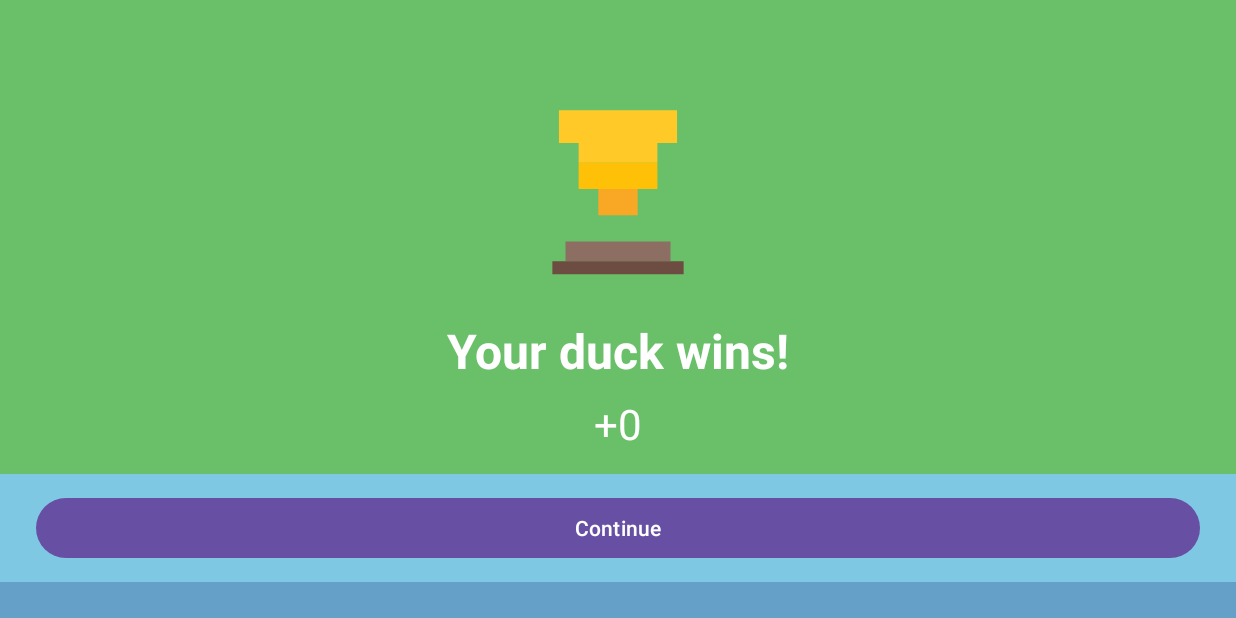
After one commit to KimCu142/DuckRace, an Android app: the BetResultWinActivity screen opened directly, with no data from a screen before it, on a phone screen of 824 x 412 dp (held sideways). The commit adds this screen. Run offline under Robolectric (Android 15) with nearby library versions, the phone set to English and light mode, and no system bars; our stand-ins replace Firebase (no records; nobody signed in at launch, a user with empty details on screens opened directly).

Commit message:
feat: implement dedicated bet result screens and navigation
- Introduce BetResultWinActivity and BetResultLoseActivity for displaying race outcomes.
- Update MainActivity to navigate to the appropriate result screen based on the race outcome.
- Refactor showWinner method to navigate instead of displaying a popup.
- Adjust AndroidManifest.xml to include new activities with landscape orientation.

```diff
--- /dev/null
+++ b/app/src/main/java/com/example/duckrace/BetResultWinActivity.java
@@ -0,0 +1,117 @@
+package com.example.duckrace;
+
+import android.animation.ObjectAnimator;
+import android.animation.ValueAnimator;
+import android.graphics.Color;
+import android.view.View;
+import android.view.ViewGroup;
+import android.media.MediaPlayer;
+import android.os.Bundle;
+import android.view.animation.AccelerateDecelerateInterpolator;
+import android.widget.Button;
+import android.widget.ImageView;
+import android.widget.TextView;
+
+import androidx.annotation.Nullable;
+import androidx.appcompat.app.AppCompatActivity;
+
+public class BetResultWinActivity extends AppCompatActivity {
+
+    private MediaPlayer music;
+
+    @Override
+    protected void onCreate(@Nullable Bundle savedInstanceState) {
+        super.onCreate(savedInstanceState);
+        setContentView(R.layout.activity_bet_result_win);
+
+        ImageView imgTrophy = findViewById(R.id.imgTrophy);
+        TextView tvTitle = findViewById(R.id.tvTitle);
+        TextView tvAmount = findViewById(R.id.tvAmount);
+        View confettiLayer = findViewById(R.id.confettiLayer);
+        Button btnContinue = findViewById(R.id.btnContinue);
+
+        int amount = getIntent().getIntExtra("amount", 0);
+        String duckName = getIntent().getStringExtra("duck");
+        if (duckName == null)
+            duckName = "Your duck";
+        tvTitle.setText(duckName + " wins!");
+        tvAmount.setText("+0");
+
+        // Animate: bounce trophy and count-up amount
+        ObjectAnimator scaleX = ObjectAnimator.ofFloat(imgTrophy, "scaleX", 0.6f, 1.1f, 1.0f);
+        ObjectAnimator scaleY = ObjectAnimator.ofFloat(imgTrophy, "scaleY", 0.6f, 1.1f, 1.0f);
+        scaleX.setDuration(900);
+        scaleY.setDuration(900);
+        scaleX.setInterpolator(new AccelerateDecelerateInterpolator());
+        scaleY.setInterpolator(new AccelerateDecelerateInterpolator());
+        scaleX.start();
+        scaleY.start();
+
+        // Count-up animation for coins
+        ValueAnimator counter = ValueAnimator.ofInt(0, amount);
+        counter.setDuration(Math.min(2000, 400 + amount * 10L));
+        counter.addUpdateListener(a -> tvAmount.setText("+" + (Integer) a.getAnimatedValue()));
+        counter.start();
+
+        // Simple confetti: spawn small views that fall
+        spawnConfetti((ViewGroup) confettiLayer, 60);
+
+        // Music on win (uses res/raw/win.mp3)
+        try {
+            music = MediaPlayer.create(this, R.raw.win);
+            if (music != null) {
+                music.setVolume(0.8f, 0.8f);
+                music.start();
+            }
+        } catch (Exception ignored) {
+        }
+
+        btnContinue.setOnClickListener(v -> finish());
+    }
+
+    private void spawnConfetti(ViewGroup layer, int count) {
+        int width = layer.getWidth();
+        int height = layer.getHeight();
+        if (width == 0 || height == 0) {
+            layer.post(() -> spawnConfetti(layer, count));
+            return;
+        }
+        for (int i = 0; i < count; i++) {
+            View dot = new View(this);
+            dot.setBackgroundResource(R.drawable.confetti_particle);
+            int size = (int) (8 + Math.random() * 10);
+            ViewGroup.LayoutParams lp = new ViewGroup.LayoutParams(size, size);
+            dot.setLayoutParams(lp);
+            int startX = (int) (Math.random() * width);
+            dot.setX(startX);
+            dot.setY(-size);
+            layer.addView(dot);
+
+            dot.animate()
+                    .alpha(0.9f)
+                    .setDuration(100)
+                    .withEndAction(() -> {
+                        dot.animate()
+                                .translationY(height + size)
+                                .translationX(startX + (float) ((Math.random() - 0.5) * 200))
+                                .rotationBy((float) ((Math.random() - 0.5) * 360))
+                                .setDuration(1200 + (long) (Math.random() * 800))
+                                .withEndAction(() -> layer.removeView(dot))
+                                .start();
+                    })
+                    .start();
+        }
+    }
+
+    @Override
+    protected void onDestroy() {
+        super.onDestroy();
+        if (music != null) {
+            try {
+                music.release();
+            } catch (Exception ignored) {
+            }
+            music = null;
+        }
+    }
+}
--- /dev/null
+++ b/app/src/main/res/drawable/confetti_particle.xml
@@ -0,0 +1,5 @@
+<?xml version="1.0" encoding="utf-8"?>
+<shape xmlns:android="http://schemas.android.com/apk/res/android" android:shape="rectangle">
+    <size android:width="6dp" android:height="6dp"/>
+    <solid android:color="#FFFFFF"/>
+</shape>
--- /dev/null
+++ b/app/src/main/res/drawable/ic_pixel_trophy.xml
@@ -0,0 +1,13 @@
+<?xml version="1.0" encoding="utf-8"?>
+<vector xmlns:android="http://schemas.android.com/apk/res/android"
+    android:width="128dp"
+    android:height="128dp"
+    android:viewportWidth="64"
+    android:viewportHeight="64">
+    <!-- simple pixel-art style trophy using rectangles -->
+    <path android:fillColor="#FFCA28" android:pathData="M14,8h36v10h-6v6h-24v-6h-6z"/>
+    <path android:fillColor="#FFC107" android:pathData="M20,24h24v8h-24z"/>
+    <path android:fillColor="#F9A825" android:pathData="M26,32h12v8h-12z"/>
+    <path android:fillColor="#8D6E63" android:pathData="M16,48h32v6h-32z"/>
+    <path android:fillColor="#6D4C41" android:pathData="M12,54h40v4h-40z"/>
+</vector>
--- /dev/null
+++ b/app/src/main/res/drawable/pixel_duck_bg.xml
@@ -0,0 +1,32 @@
+<?xml version="1.0" encoding="utf-8"?>
+<layer-list xmlns:android="http://schemas.android.com/apk/res/android">
+    <item>
+        <shape android:shape="rectangle">
+            <gradient
+                android:type="linear"
+                android:startColor="#6EC3F4"
+                android:endColor="#B3E5FC"
+                android:angle="270" />
+        </shape>
+    </item>
+    <item>
+        <shape android:shape="rectangle">
+            <size android:height="120dp" />
+            <solid android:color="#6ABF69" />
+            <corners android:radius="0dp" />
+            <padding android:top="0dp" />
+        </shape>
+    </item>
+    <item android:gravity="bottom">
+        <shape android:shape="rectangle">
+            <size android:height="96dp" />
+            <solid android:color="#7EC8E3" />
+        </shape>
+    </item>
+    <item android:gravity="bottom">
+        <shape android:shape="rectangle">
+            <size android:height="24dp" />
+            <solid android:color="#65A0C8" />
+        </shape>
+    </item>
+</layer-list>
--- /dev/null
+++ b/app/src/main/res/layout/activity_bet_result_win.xml
@@ -0,0 +1,64 @@
+<?xml version="1.0" encoding="utf-8"?>
+<androidx.constraintlayout.widget.ConstraintLayout xmlns:android="http://schemas.android.com/apk/res/android"
+    xmlns:app="http://schemas.android.com/apk/res-auto"
+    android:layout_width="match_parent"
+    android:layout_height="match_parent"
+    android:background="@drawable/pixel_duck_bg">
+
+    <ImageView
+        android:id="@+id/imgTrophy"
+        android:layout_width="140dp"
+        android:layout_height="140dp"
+        android:src="@drawable/ic_pixel_trophy"
+        app:layout_constraintTop_toTopOf="parent"
+        app:layout_constraintStart_toStartOf="parent"
+        app:layout_constraintEnd_toEndOf="parent"
+        android:layout_marginTop="56dp" />
+
+    <TextView
+        android:id="@+id/tvTitle"
+        android:layout_width="wrap_content"
+        android:layout_height="wrap_content"
+        android:text="You Win!"
+        android:textColor="#FFFFFF"
+        android:textStyle="bold"
+        android:textSize="32sp"
+        app:layout_constraintTop_toBottomOf="@id/imgTrophy"
+        app:layout_constraintStart_toStartOf="parent"
+        app:layout_constraintEnd_toEndOf="parent"
+        android:layout_marginTop="16dp" />
+
+    <TextView
+        android:id="@+id/tvAmount"
+        android:layout_width="wrap_content"
+        android:layout_height="wrap_content"
+        android:text="+100"
+        android:textColor="#FFFFFF"
+        android:textSize="28sp"
+        app:layout_constraintTop_toBottomOf="@id/tvTitle"
+        app:layout_constraintStart_toStartOf="parent"
+        app:layout_constraintEnd_toEndOf="parent"
+        android:layout_marginTop="8dp" />
+
+    <FrameLayout
+        android:id="@+id/confettiLayer"
+        android:layout_width="0dp"
+        android:layout_height="0dp"
+        app:layout_constraintTop_toTopOf="parent"
+        app:layout_constraintBottom_toBottomOf="parent"
+        app:layout_constraintStart_toStartOf="parent"
+        app:layout_constraintEnd_toEndOf="parent"/>
+
+    <Button
+        android:id="@+id/btnContinue"
+        android:layout_width="0dp"
+        android:layout_height="wrap_content"
+        android:text="Continue"
+        app:layout_constraintStart_toStartOf="parent"
+        app:layout_constraintEnd_toEndOf="parent"
+        app:layout_constraintBottom_toBottomOf="parent"
+        android:layout_marginStart="24dp"
+        android:layout_marginEnd="24dp"
+        android:layout_marginBottom="36dp" />
+
+</androidx.constraintlayout.widget.ConstraintLayout>
```
Also changed, not shown: app/src/main/AndroidManifest.xml (+10 -3 lines), app/src/main/java/com/example/duckrace/BetResultLoseActivity.java (added, +101 -0 lines), app/src/main/java/com/example/duckrace/MainActivity.java (+51 -8 lines), app/src/main/res/drawable/ic_pixel_sad.xml (added, +13 -0 lines), app/src/main/res/layout/activity_bet_result_lose.xml (added, +55 -0 lines), 2 other files.
